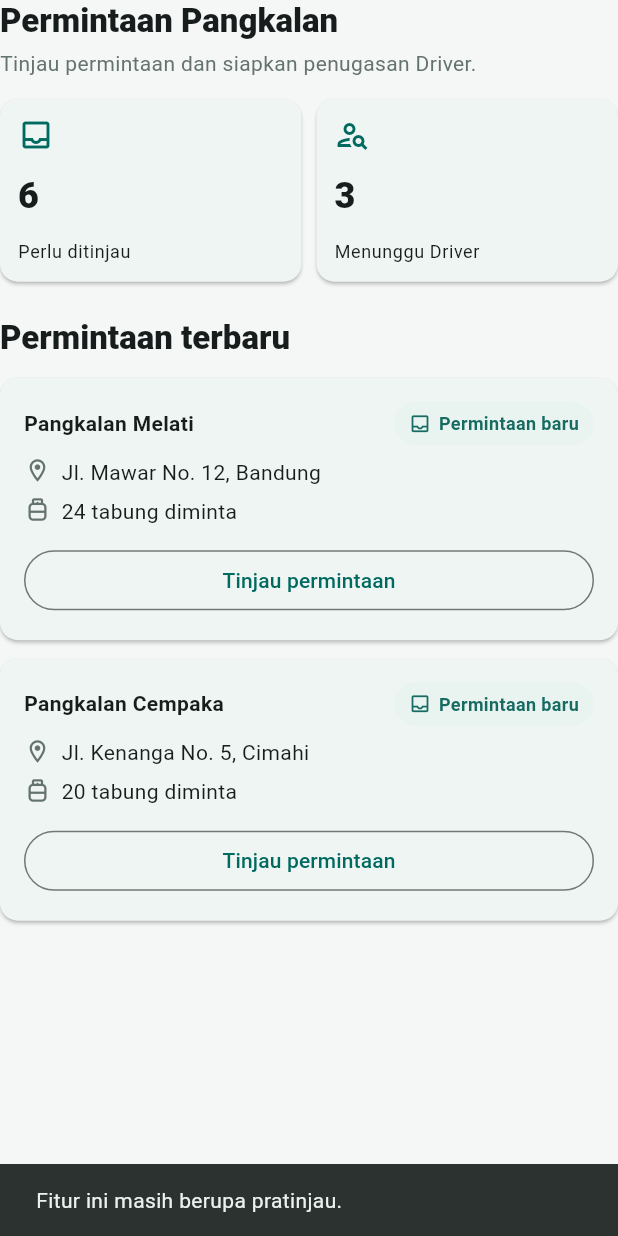
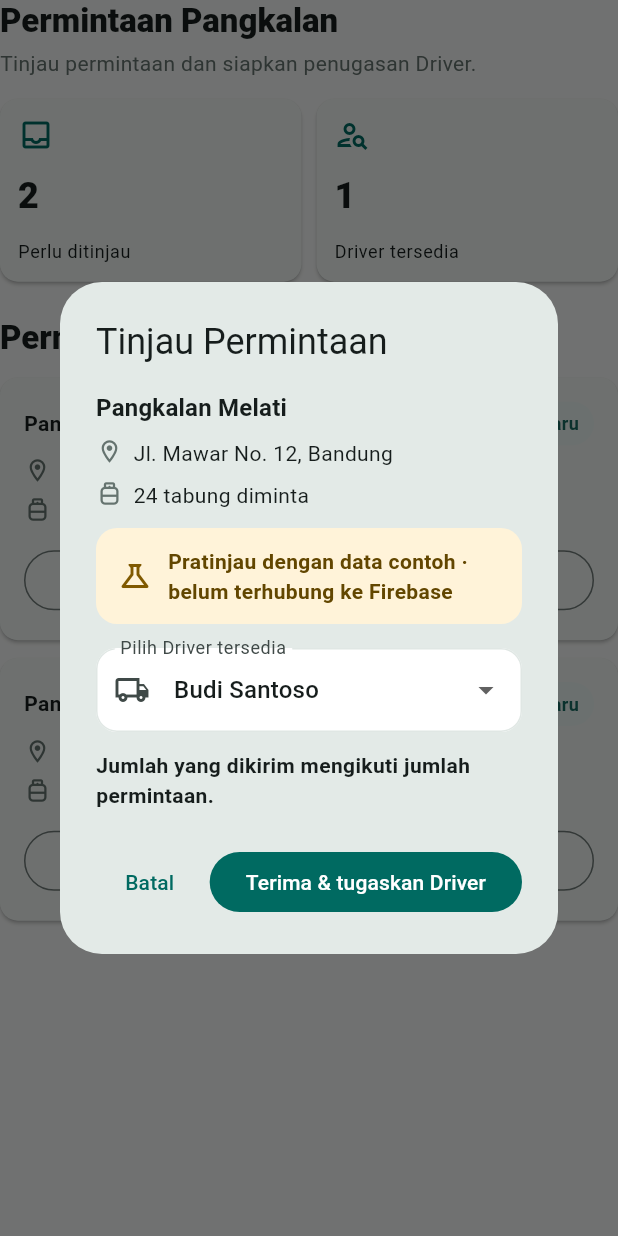
Before and after one commit to ryandevhouse/gasloka, a Flutter app: the _AgenDashboard widget shown alone on an empty page, opened directly, after a tap on "Tinjau permintaan", on a phone screen of 412 x 824 dp. Run offline on Flutter 3.47's test engine with Material 3 defaults, Android fonts, the phone set to English and light mode, and no system bars; our stand-ins replace material_ui; accounts and stored records are empty.

Commit message:
Enable Agent request review and driver assignment
Co-authored-by: Copilot <223556219+Copilot@users.noreply.github.com>

```diff
--- a/app/lib/models/app_user.dart
+++ b/app/lib/models/app_user.dart
@@ -32,11 +32,18 @@ class AppUser {
   final UserRole role;
 }
 
-enum DeliveryStatus { permintaanBaru, dalamPerjalanan, terkirim, kurang }
+enum DeliveryStatus {
+  permintaanBaru,
+  menungguDriver,
+  dalamPerjalanan,
+  terkirim,
+  kurang,
+}
 
 extension DeliveryStatusPresentation on DeliveryStatus {
   String get label => switch (this) {
     DeliveryStatus.permintaanBaru => 'Permintaan baru',
+    DeliveryStatus.menungguDriver => 'Menunggu Driver',
     DeliveryStatus.dalamPerjalanan => 'Dalam perjalanan',
     DeliveryStatus.terkirim => 'Terkirim',
     DeliveryStatus.kurang => 'Kurang',
@@ -44,6 +51,7 @@ extension DeliveryStatusPresentation on DeliveryStatus {
 
   IconData get icon => switch (this) {
     DeliveryStatus.permintaanBaru => Icons.inbox_outlined,
+    DeliveryStatus.menungguDriver => Icons.person_search_outlined,
     DeliveryStatus.dalamPerjalanan => Icons.local_shipping_outlined,
     DeliveryStatus.terkirim => Icons.check_circle_outline,
     DeliveryStatus.kurang => Icons.warning_amber_rounded,
@@ -58,6 +66,7 @@ class DemoDelivery {
     required this.status,
     this.receivedCylinderCount,
     this.pricePerCylinder = 20000,
+    this.assignedDriverName,
   });
 
   final String baseName;
@@ -66,6 +75,7 @@ class DemoDelivery {
   final DeliveryStatus status;
   final int? receivedCylinderCount;
   final int pricePerCylinder;
+  final String? assignedDriverName;
 
   int get shortageCylinderCount {
     final received = receivedCylinderCount;
--- a/app/lib/screens/dashboard_screen.dart
+++ b/app/lib/screens/dashboard_screen.dart
@@ -312,8 +312,46 @@ class _PengawasDashboard extends StatelessWidget {
   }
 }
 
-class _AgenDashboard extends StatelessWidget {
+class _AgenDashboard extends StatefulWidget {
   const _AgenDashboard();
+
+  @override
+  State<_AgenDashboard> createState() => _AgenDashboardState();
+}
+
+class _AgenDashboardState extends State<_AgenDashboard> {
+  late final List<DemoDelivery> _requests = List.of(DemoData.requests);
+  late final List<DemoDriver> _drivers = List.of(
+    DemoData.drivers.where((driver) => driver.available),
+  );
+
+  Future<void> _reviewRequest(DemoDelivery delivery) async {
+    final driver = await showDialog<DemoDriver>(
+      context: context,
+      builder: (context) =>
+          _RequestReviewDialog(delivery: delivery, availableDrivers: _drivers),
+    );
+    if (driver == null || !mounted) return;
+
+    final index = _requests.indexOf(delivery);
+    if (index < 0) return;
+    setState(() {
+      _requests[index] = DemoDelivery(
+        baseName: delivery.baseName,
+        address: delivery.address,
+        cylinderCount: delivery.cylinderCount,
+        status: DeliveryStatus.menungguDriver,
+        assignedDriverName: driver.name,
+      );
+    });
+    ScaffoldMessenger.of(context).showSnackBar(
+      SnackBar(
+        content: Text(
+          'Demo: ${delivery.baseName} ditugaskan kepada ${driver.name}.',
+        ),
+      ),
+    );
+  }
 
   @override
   Widget build(BuildContext context) {
@@ -325,17 +363,142 @@ class _AgenDashboard extends StatelessWidget {
           subtitle: 'Tinjau permintaan dan siapkan penugasan Driver.',
         ),
         const SizedBox(height: 14),
-        const _StatGrid(
+        _StatGrid(
           items: [
-            _StatItem('Perlu ditinjau', '6', Icons.inbox_outlined),
-            _StatItem('Menunggu Driver', '3', Icons.person_search_outlined),
+            const _StatItem('Perlu ditinjau', '2', Icons.inbox_outlined),
+            _StatItem(
+              'Driver tersedia',
+              '${_drivers.length}',
+              Icons.person_search_outlined,
+            ),
           ],
         ),
         const SizedBox(height: 24),
         const _SectionHeading(title: 'Permintaan terbaru'),
         const SizedBox(height: 12),
-        for (final delivery in DemoData.requests)
-          _RequestCard(delivery: delivery),
+        for (final delivery in _requests)
+          _RequestCard(
+            delivery: delivery,
+            onReview: () => _reviewRequest(delivery),
+          ),
+      ],
+    );
+  }
+}
+
+class _RequestReviewDialog extends StatefulWidget {
+  const _RequestReviewDialog({
+    required this.delivery,
+    required this.availableDrivers,
+  });
+
+  final DemoDelivery delivery;
+  final List<DemoDriver> availableDrivers;
+
+  @override
+  State<_RequestReviewDialog> createState() => _RequestReviewDialogState();
+}
+
+class _RequestReviewDialogState extends State<_RequestReviewDialog> {
+  String? _selectedDriverUsername;
+
+  bool get _isAssigned =>
+      widget.delivery.status == DeliveryStatus.menungguDriver;
+
+  @override
+  void initState() {
+    super.initState();
+    if (widget.availableDrivers.isNotEmpty) {
+      _selectedDriverUsername = widget.availableDrivers.first.username;
+    }
+  }
+
+  @override
+  Widget build(BuildContext context) {
+    final selectedDriver = widget.availableDrivers
+        .where((driver) => driver.username == _selectedDriverUsername)
+        .firstOrNull;
+
+    return AlertDialog(
+      scrollable: true,
+      title: Text(_isAssigned ? 'Detail Penugasan' : 'Tinjau Permintaan'),
+      content: ConstrainedBox(
+        constraints: const BoxConstraints(maxWidth: 420),
+        child: Column(
+          mainAxisSize: MainAxisSize.min,
+          crossAxisAlignment: CrossAxisAlignment.start,
+          children: [
+            Text(
+              widget.delivery.baseName,
+              style: Theme.of(context).textTheme.titleMedium
+                  ?.copyWith(fontWeight: FontWeight.w700),
+            ),
+            const SizedBox(height: 8),
+            _IconText(
+              icon: Icons.location_on_outlined,
+              text: widget.delivery.address,
+            ),
+            const SizedBox(height: 8),
+            _IconText(
+              icon: Icons.propane_tank_outlined,
+              text: '${widget.delivery.cylinderCount} tabung diminta',
+            ),
+            const SizedBox(height: 12),
+            const _DemoBanner(),
+            const SizedBox(height: 16),
+            if (_isAssigned)
+              _IconText(
+                icon: Icons.local_shipping_outlined,
+                text: 'Driver: ${widget.delivery.assignedDriverName}',
+              )
+            else if (widget.availableDrivers.isEmpty)
+              const _InfoCard(
+                icon: Icons.person_off_outlined,
+                title: 'Belum ada Driver tersedia',
+                message:
+                    'Data Driver demo belum memiliki Driver yang tersedia.',
+              )
+            else
+              DropdownButtonFormField<String>(
+                key: const ValueKey('request-driver-selection'),
+                initialValue: _selectedDriverUsername,
+                decoration: const InputDecoration(
+                  labelText: 'Pilih Driver tersedia',
+                  prefixIcon: Icon(Icons.local_shipping_outlined),
+                ),
+                items: widget.availableDrivers
+                    .map(
+                      (driver) => DropdownMenuItem(
+                        value: driver.username,
+                        child: Text(driver.name),
+                      ),
+                    )
+                    .toList(),
+                onChanged: (username) {
+                  setState(() => _selectedDriverUsername = username);
+                },
+              ),
+            const SizedBox(height: 12),
+            const Text(
+              'Jumlah yang dikirim mengikuti jumlah permintaan.',
+              style: TextStyle(fontWeight: FontWeight.w600),
+            ),
+          ],
+        ),
+      ),
+      actions: [
+        TextButton(
+          onPressed: () => Navigator.of(context).pop(),
+          child: Text(_isAssigned ? 'Tutup' : 'Batal'),
+        ),
+        if (!_isAssigned)
+          FilledButton(
+            key: const ValueKey('accept-request-assignment'),
+            onPressed: selectedDriver == null
+                ? null
+                : () => Navigator.of(context).pop(selectedDriver),
+            child: const Text('Terima & tugaskan Driver'),
+          ),
       ],
     );
   }
@@ -793,9 +956,10 @@ class _DeliveryDetailRow extends StatelessWidget {
 }
 
 class _RequestCard extends StatelessWidget {
-  const _RequestCard({required this.delivery});
+  const _RequestCard({required this.delivery, required this.onReview});
 
   final DemoDelivery delivery;
+  final VoidCallback onReview;
 
   @override
   Widget build(BuildContext context) {
@@ -828,8 +992,12 @@ class _RequestCard extends StatelessWidget {
             SizedBox(
               width: double.infinity,
               child: OutlinedButton(
-                onPressed: () => _showPreviewMessage(context),
-                child: const Text('Tinjau permintaan'),
+                onPressed: onReview,
+                child: Text(
+                  delivery.status == DeliveryStatus.menungguDriver
+                      ? 'Lihat penugasan'
+                      : 'Tinjau permintaan',
+                ),
               ),
             ),
           ],
```
Also changed, not shown: 3 other files.
